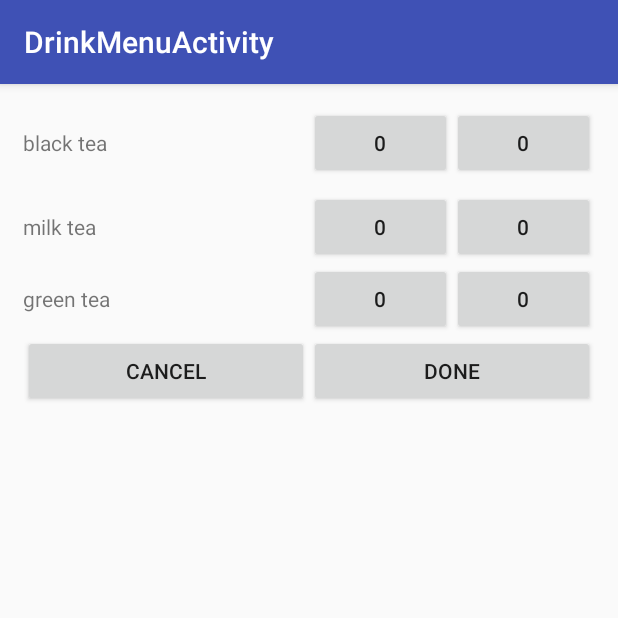
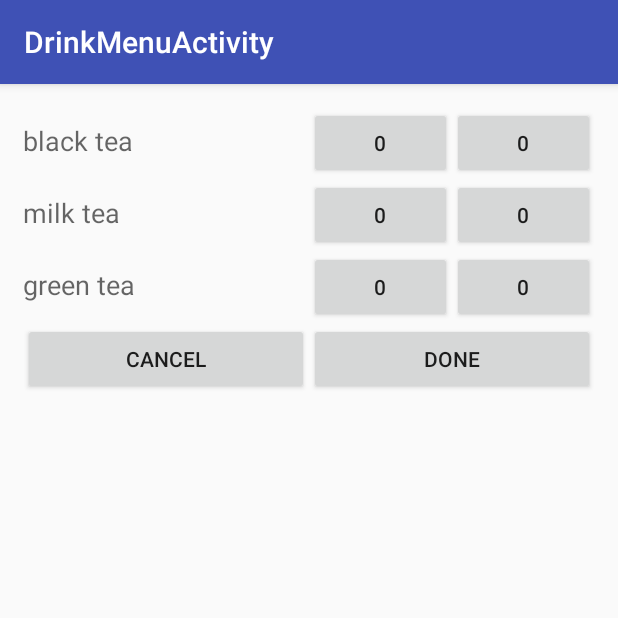
Before and after one commit to risc604/SimpleUI, an Android app: the DrinkMenuActivity screen opened directly, with no data from a screen before it, on a phone screen of 412 x 824 dp, the top half of it. Run offline under Robolectric (Android 15) with nearby library versions, the phone set to English and light mode, and no system bars.

```diff
--- a/app/src/main/java/example/com/simpleui/DrinkMenuActivity.java
+++ b/app/src/main/java/example/com/simpleui/DrinkMenuActivity.java
@@ -2,7 +2,10 @@ package example.com.simpleui;
 
 import android.content.Intent;
 import android.os.Bundle;
+import android.support.design.widget.FloatingActionButton;
+import android.support.design.widget.Snackbar;
 import android.support.v7.app.AppCompatActivity;
+import android.support.v7.widget.Toolbar;
 import android.view.View;
 import android.widget.Button;
 import android.widget.LinearLayout;
--- a/app/src/main/res/layout/activity_drink_menu.xml
+++ b/app/src/main/res/layout/activity_drink_menu.xml
@@ -3,7 +3,7 @@
     xmlns:android="http://schemas.android.com/apk/res/android"
     xmlns:tools="http://schemas.android.com/tools"
     android:layout_width="match_parent"
-    android:layout_height="wrap_content"
+    android:layout_height="match_parent"
     android:orientation="vertical"
     android:padding="15dp"
     android:id="@+id/root">
@@ -11,12 +11,12 @@
     <LinearLayout
         android:orientation="horizontal"
         android:layout_width="match_parent"
-        android:layout_height="56dp"
-        android:layout_gravity="center_horizontal">
+        android:layout_height="wrap_content">
 
         <TextView
             android:layout_width="0dp"
             android:layout_height="wrap_content"
+            android:textAppearance="?android:attr/textAppearanceMedium"
             android:text="black tea"
             android:id="@+id/textView2"
             android:layout_weight="2"/>
@@ -43,12 +43,12 @@
         android:orientation="horizontal"
         android:layout_width="match_parent"
         android:layout_height="wrap_content"
-        android:layout_gravity="center_horizontal"
-        android:layout_weight="0.05">
+>
 
         <TextView
             android:layout_width="0dp"
             android:layout_height="wrap_content"
+            android:textAppearance="?android:attr/textAppearanceMedium"
             android:text="milk tea"
             android:id="@+id/textView3"
             android:layout_weight="2"/>
@@ -56,9 +56,9 @@
         <Button
             android:layout_width="0dp"
             android:layout_height="wrap_content"
+            android:text="0"
             android:id="@+id/button4"
             android:layout_weight="1"
-            android:text="0"
             android:onClick="add"/>
 
         <Button
@@ -66,7 +66,6 @@
             android:layout_height="wrap_content"
             android:text="0"
             android:id="@+id/button5"
-            android:singleLine="false"
             android:layout_weight="1"
             android:onClick="add"/>
     </LinearLayout>
@@ -75,14 +74,14 @@
         android:orientation="horizontal"
         android:layout_width="match_parent"
         android:layout_height="wrap_content"
-        android:layout_weight="0.06">
+>
 
         <TextView
             android:layout_width="0dp"
             android:layout_height="wrap_content"
+            android:textAppearance="?android:attr/textAppearanceMedium"
             android:text="green tea"
             android:id="@+id/textView4"
-            android:layout_gravity="center_vertical"
             android:layout_weight="2"/>
 
         <Button
@@ -90,7 +89,6 @@
             android:layout_height="wrap_content"
             android:text="0"
             android:id="@+id/button6"
-            android:layout_gravity="center_vertical"
             android:layout_weight="1"
             android:onClick="add"/>
 
@@ -99,7 +97,6 @@
             android:layout_height="wrap_content"
             android:text="0"
             android:id="@+id/button7"
-            android:layout_gravity="center_vertical"
             android:layout_weight="1"
             android:onClick="add"/>
     </LinearLayout>
@@ -120,10 +117,10 @@
             android:layout_width="0dp"
             android:layout_height="wrap_content"
             android:text="done"
+            android:id="@+id/button10"
             android:layout_weight="1"
             android:onClick="done"/>
 
-    </LinearLayout>
-
+</LinearLayout>
 
 </LinearLayout>
```
Also changed, not shown: app/src/main/java/example/com/simpleui/MainActivity.java (+65 -16 lines), app/src/main/java/example/com/simpleui/OrderDetailActivity.java (+2 -5 lines), app/src/main/java/example/com/simpleui/Utils.java (+5 -4 lines), app/src/main/res/layout/activity_order_detail.xml (+5 -2 lines).
